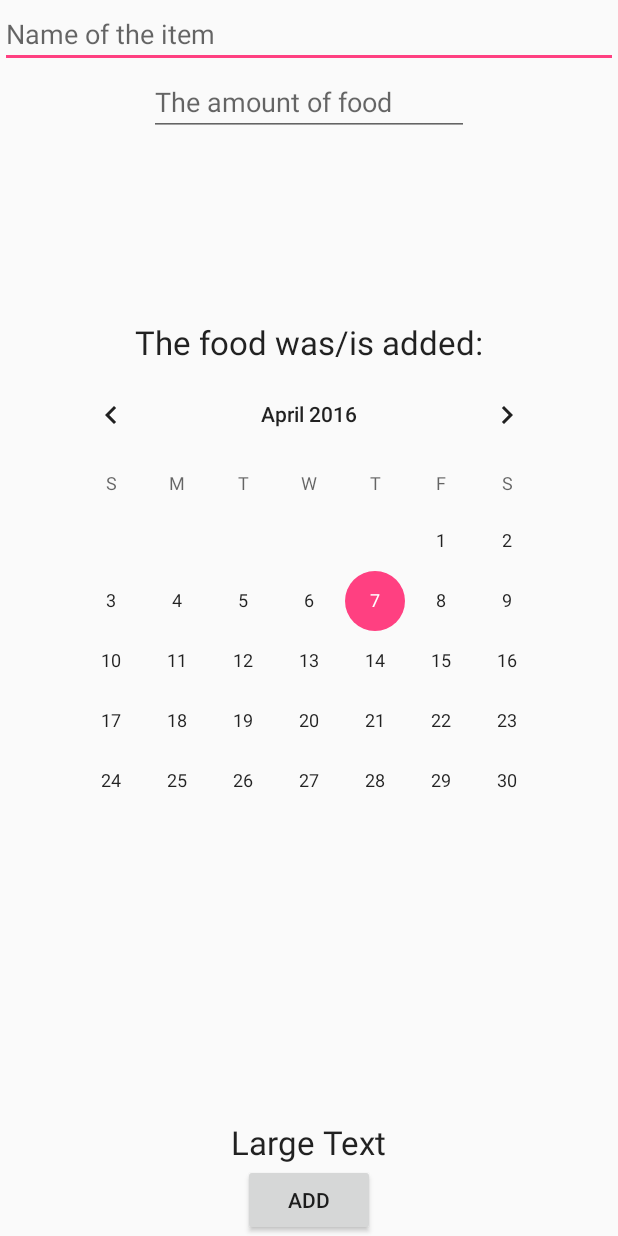
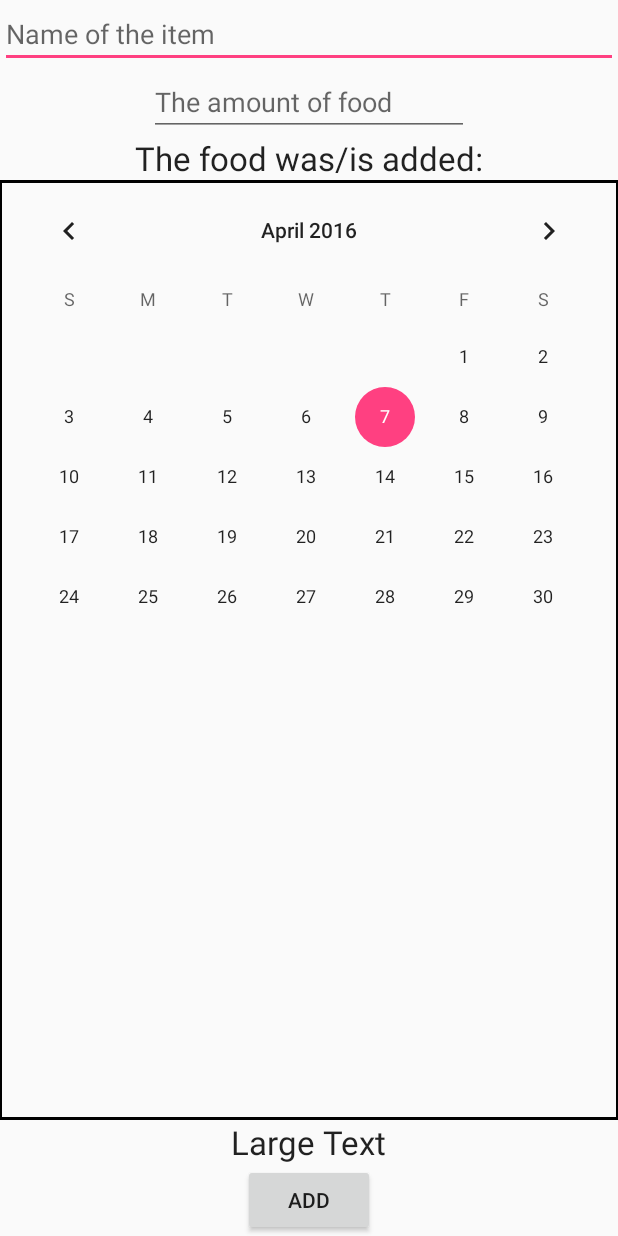
Before and after one commit to jakepurple13/FoodFinder2, an Android app: the layout additemmanually.xml on its own in the app's theme, with its tools: preview values and no code run, on a phone screen of 412 x 824 dp. Run offline under Robolectric (Android 15) with nearby library versions, the phone set to English and light mode, and no system bars.

Commit message:
Modified the manual add part 2      Fixed an issue where text was being overlapped

```diff
--- /dev/null
+++ b/app/src/main/res/drawable/border_set.xml
@@ -0,0 +1,21 @@
+<?xml version="1.0" encoding="utf-8"?>
+
+    <layer-list xmlns:android="http://schemas.android.com/apk/res/android" >
+        <item>
+            <shape
+                android:shape="rectangle">
+                <stroke android:width="1dp" android:color="#FF000000" />
+                <solid android:color="#FFDDDDDD" />
+
+            </shape>
+        </item>
+
+        <item android:top="1dp" android:bottom="1dp">
+            <shape
+                android:shape="rectangle">
+                <stroke android:width="1dp" android:color="#000" />
+                <solid android:color="#FAFAFA" />
+            </shape>
+        </item>
+
+    </layer-list>
--- a/app/src/main/res/layout/additemmanually.xml
+++ b/app/src/main/res/layout/additemmanually.xml
@@ -43,10 +43,13 @@
     <CalendarView
         android:layout_width="wrap_content"
         android:layout_height="wrap_content"
+        android:background="@drawable/border_set"
         android:id="@+id/datePicker"
         android:spinnersShown="false"
-        android:layout_centerVertical="true"
-        android:layout_centerHorizontal="true" />
+        android:layout_below="@+id/textView4"
+        android:layout_above="@+id/dateViewer"
+        android:layout_alignParentEnd="true"
+        android:layout_alignParentStart="true" />
 
     <TextView
         android:layout_width="wrap_content"
@@ -54,7 +57,7 @@
         android:textAppearance="?android:attr/textAppearanceLarge"
         android:text="The food was/is added:"
         android:id="@+id/textView4"
-        android:layout_above="@+id/datePicker"
+        android:layout_below="@+id/quantityofFood"
         android:layout_centerHorizontal="true" />
 
 
```
Also changed, not shown: app/src/main/java/pace/food/foodfinder/MainActivity.java (+11 -16 lines).
